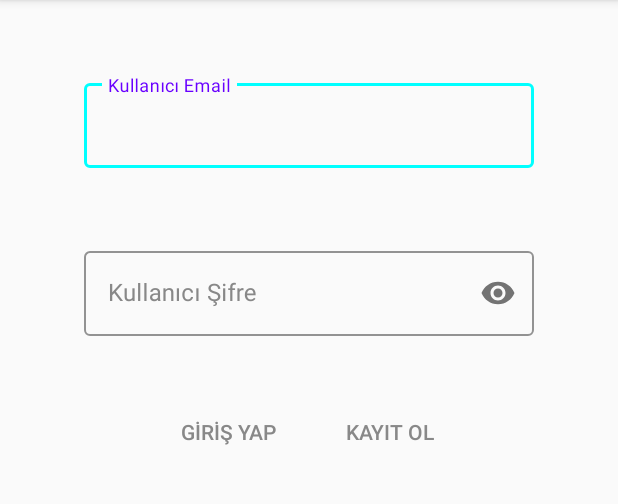
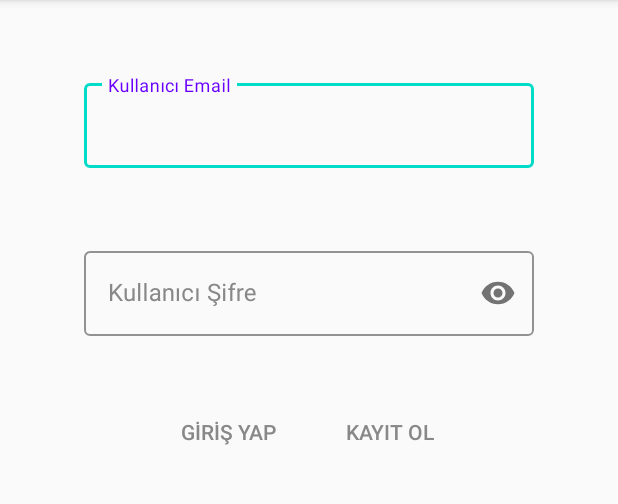
Before and after one commit to FurkanKaraketir/PShare, an Android app: the screen it shows after launch (KullaniciActivity), on a phone screen of 412 x 824 dp, the part 84-588 px from its top. Run offline under Robolectric (Android 15) with nearby library versions, the light colour scheme and no system bars; our stand-ins replace Firebase (no records; nobody signed in at launch, a user with empty details on screens opened directly).

Commit message:
Color Update

```diff
--- a/app/src/main/java/com/furkankrktr/pshare/adapter/HaberRecyclerAdapter.kt
+++ b/app/src/main/java/com/furkankrktr/pshare/adapter/HaberRecyclerAdapter.kt
@@ -64,14 +64,14 @@ open class HaberRecyclerAdapter(private val postList: ArrayList<Post>) :
             holder.itemView.context.startActivity(intent)
         }
         if (holder.itemView.recycler_row_kullanici_yorum.text[0] == "#"[0]) {
-            holder.itemView.recycler_row_kullanici_yorum.setTextColor(Color.parseColor("#00FFFF"))
+            holder.itemView.recycler_row_kullanici_yorum.setTextColor(Color.parseColor("#00DCC7"))
         } else {
             holder.itemView.recycler_row_kullanici_yorum.setTextColor(Color.parseColor("#888888"))
         }
 
 
         if (holder.itemView.recycler_row_kullanici_email.text == guncelKullanici) {
-            holder.itemView.recycler_row_kullanici_email.setTextColor(Color.parseColor("#00FFFF"))
+            holder.itemView.recycler_row_kullanici_email.setTextColor(Color.parseColor("#00DCC7"))
         } else {
             holder.itemView.recycler_row_kullanici_email.setTextColor(Color.parseColor("#888888"))
         }
--- a/app/src/main/java/com/furkankrktr/pshare/adapter/HashtagRecyclerAdapter.kt
+++ b/app/src/main/java/com/furkankrktr/pshare/adapter/HashtagRecyclerAdapter.kt
@@ -61,14 +61,14 @@ open class HashtagRecyclerAdapter(private val postList: ArrayList<Post>) :
             holder.itemView.context.startActivity(intent)
         }
         if (holder.itemView.recycler_row_kullanici_yorum.text[0] == "#"[0]) {
-            holder.itemView.recycler_row_kullanici_yorum.setTextColor(Color.parseColor("#00FFFF"))
+            holder.itemView.recycler_row_kullanici_yorum.setTextColor(Color.parseColor("#00DCC7"))
         } else {
             holder.itemView.recycler_row_kullanici_yorum.setTextColor(Color.parseColor("#888888"))
         }
 
 
         if (holder.itemView.recycler_row_kullanici_email.text == guncelKullanici) {
-            holder.itemView.recycler_row_kullanici_email.setTextColor(Color.parseColor("#00FFFF"))
+            holder.itemView.recycler_row_kullanici_email.setTextColor(Color.parseColor("#00DCC7"))
         } else {
             holder.itemView.recycler_row_kullanici_email.setTextColor(Color.parseColor("#888888"))
         }
--- a/app/src/main/java/com/furkankrktr/pshare/adapter/UserEmailFilterAdapter.kt
+++ b/app/src/main/java/com/furkankrktr/pshare/adapter/UserEmailFilterAdapter.kt
@@ -62,14 +62,14 @@ open class UserEmailFilterAdapter(private val postList: ArrayList<Post>) :
             holder.itemView.context.startActivity(intent)
         }
         if (holder.itemView.recycler_row_kullanici_yorum.text[0] == "#"[0]) {
-            holder.itemView.recycler_row_kullanici_yorum.setTextColor(Color.parseColor("#00FFFF"))
+            holder.itemView.recycler_row_kullanici_yorum.setTextColor(Color.parseColor("#00DCC7"))
         } else {
             holder.itemView.recycler_row_kullanici_yorum.setTextColor(Color.parseColor("#888888"))
         }
 
 
         if (holder.itemView.recycler_row_kullanici_email.text == guncelKullanici) {
-            holder.itemView.recycler_row_kullanici_email.setTextColor(Color.parseColor("#00FFFF"))
+            holder.itemView.recycler_row_kullanici_email.setTextColor(Color.parseColor("#00DCC7"))
         } else {
             holder.itemView.recycler_row_kullanici_email.setTextColor(Color.parseColor("#888888"))
         }
--- a/app/src/main/res/values/colors.xml
+++ b/app/src/main/res/values/colors.xml
@@ -7,5 +7,5 @@
     <color name="black_overlay">#66000000</color>
     <color name="gri">#888888</color>
     <color name="beyaz">#ffffffff</color>
-    <color name="mavi">#00FFFF</color>
+    <color name="mavi">#00DCC7</color>
 </resources>
```
